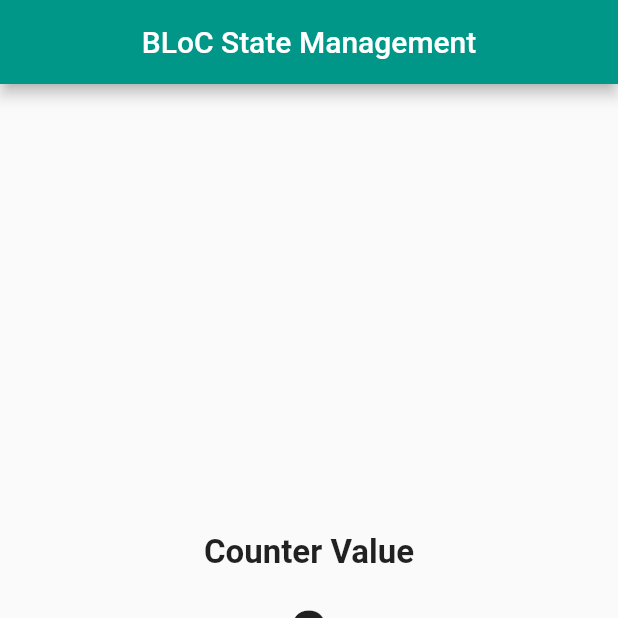
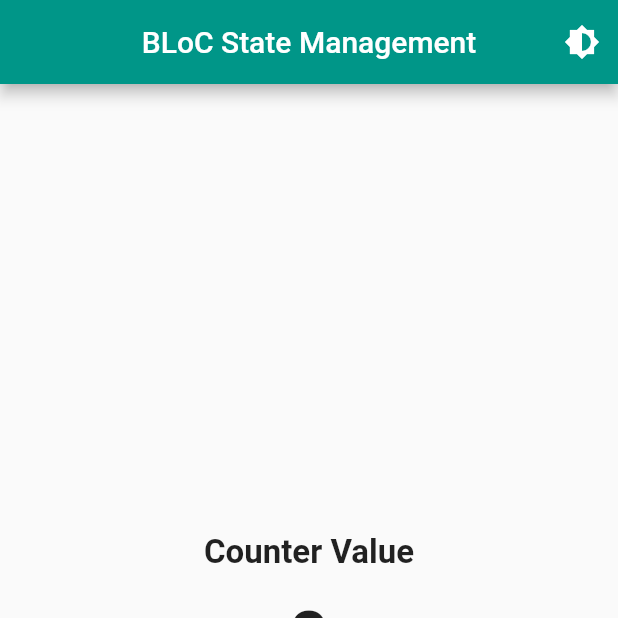
Before and after one commit to IAmAmroub/flutter-bloc-state-management, a Flutter app: the screen it shows after launch, on a phone screen of 412 x 824 dp, the top half of it. Run offline on Flutter 3.47's test engine with Material 2 defaults, Android fonts, the phone set to English and light mode, and no system bars; our stand-ins replace bloc, flutter_bloc.

Commit message:
Add theme toggle button

```diff
--- a/lib/ui/home_page.dart
+++ b/lib/ui/home_page.dart
@@ -1,4 +1,5 @@
 import 'package:bloc_state_management_app/blocs/counter/counter_bloc.dart';
+import 'package:bloc_state_management_app/blocs/theme/theme_bloc.dart';
 import 'package:flutter/material.dart';
 import 'package:flutter_bloc/flutter_bloc.dart';
 
@@ -12,6 +13,14 @@ class HomePage extends StatelessWidget {
         backgroundColor: Colors.teal,
         centerTitle: true,
         title: const Text("BLoC State Management"),
+        actions: [
+          IconButton(
+            onPressed: (() {
+              context.read<ThemeBloc>().add(ToggleTheme());
+            }),
+            icon: const Icon(Icons.brightness_6),
+          ),
+        ],
       ),
       body: Center(
         child: BlocConsumer<CounterBloc, CounterState>(
```
